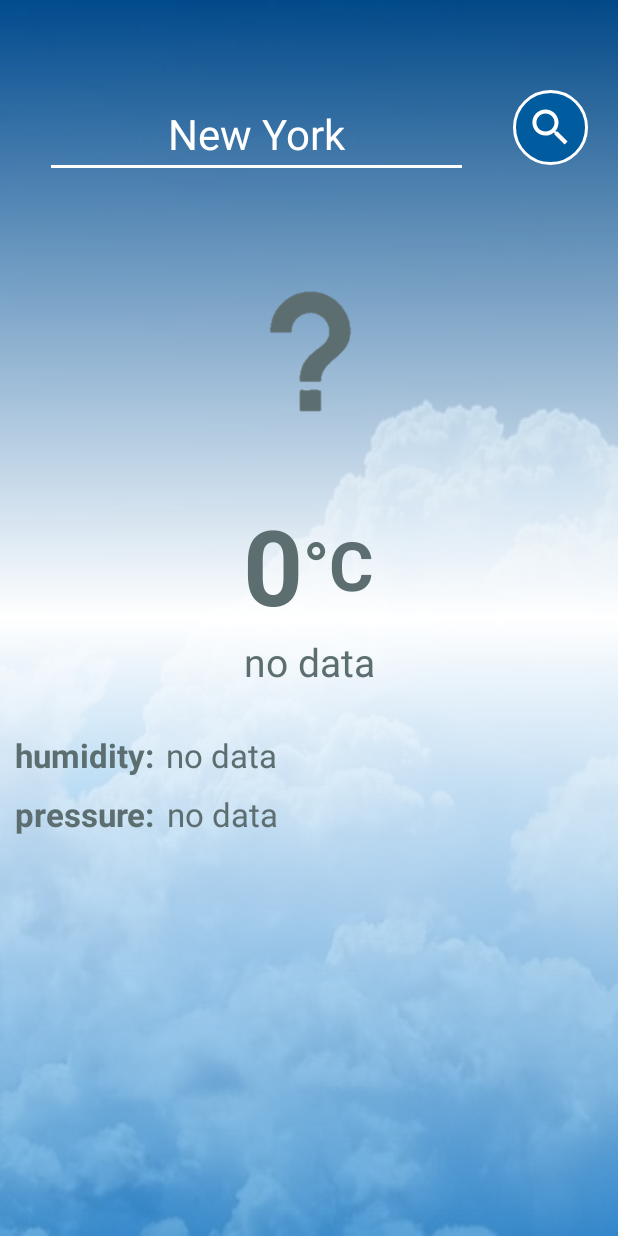
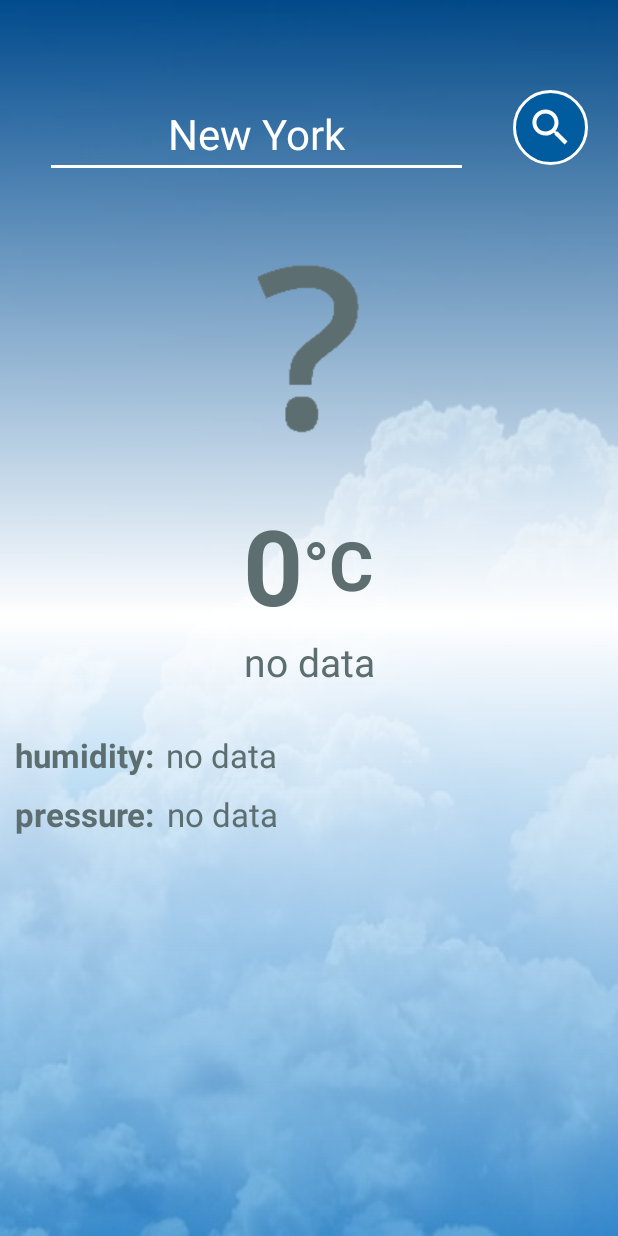
Before and after one commit to natalia-mus/SimpleWeatherApp, an Android app: the screen it shows after launch (MainActivity), on a phone screen of 412 x 824 dp. Run offline under Robolectric (Android 15) with nearby library versions, the phone set to English and light mode, and no system bars; pictures from the network do not load.

Commit message:
Code cleaning

```diff
--- a/app/src/main/java/com/example/simpleweatherapp/model/Forecast.kt
+++ b/app/src/main/java/com/example/simpleweatherapp/model/Forecast.kt
@@ -1,5 +1,4 @@
 package com.example.simpleweatherapp.model
-
 
 data class Forecast(
     val main: Main,
--- a/app/src/main/java/com/example/simpleweatherapp/model/Main.kt
+++ b/app/src/main/java/com/example/simpleweatherapp/model/Main.kt
@@ -1,5 +1,4 @@
 package com.example.simpleweatherapp.model
-
 
 import com.google.gson.annotations.SerializedName
 
--- a/app/src/main/java/com/example/simpleweatherapp/model/Weather.kt
+++ b/app/src/main/java/com/example/simpleweatherapp/model/Weather.kt
@@ -1,5 +1,4 @@
 package com.example.simpleweatherapp.model
-
 
 data class Weather(
     val description: String,
--- a/app/src/main/java/com/example/simpleweatherapp/model/api/APIService.kt
+++ b/app/src/main/java/com/example/simpleweatherapp/model/api/APIService.kt
@@ -3,21 +3,15 @@ package com.example.simpleweatherapp.model.api
 import com.example.simpleweatherapp.model.Forecast
 import retrofit2.Call
 import retrofit2.http.GET
-import retrofit2.http.Path
 import retrofit2.http.Query
 
 interface APIService {
 
-    /*@GET("weather?q=Barcelona&units=metric&appid=69135546828ada76b54fe3f6e48c5498")
-    fun getCurrentWeather(): Call<Forecast>*/
-
-    /*@GET("weather?q={city}")
-    fun getCurrentWeather(@Path("city") city: String): Call<Forecast>*/
-
     @GET("weather")
-    fun getCurrentWeather(@Query("q") city: String, @Query("units") units: String, @Query("appid") apiKey: String): Call<Forecast>
-
-    /*@GET("weather?q={city}&units=metric&appid=69135546828ada76b54fe3f6e48c5498")
-    fun getCurrentWeather(@Query("city") city: String): Call<Forecast>*/
+    fun getCurrentWeather(
+        @Query("q") city: String,
+        @Query("units") units: String,
+        @Query("appid") apiKey: String
+    ): Call<Forecast>
 
 }
--- a/app/src/main/java/com/example/simpleweatherapp/model/api/Repository.kt
+++ b/app/src/main/java/com/example/simpleweatherapp/model/api/Repository.kt
@@ -1,6 +1,5 @@
 package com.example.simpleweatherapp.model.api
 
-import android.util.Log
 import androidx.lifecycle.MutableLiveData
 import com.example.simpleweatherapp.model.Forecast
 import retrofit2.Call
@@ -10,43 +9,31 @@ import retrofit2.Retrofit
 import retrofit2.converter.gson.GsonConverterFactory
 
 
-
 class Repository {
 
     companion object {
+        const val BASE_URL = "https://api.openweathermap.org/data/2.5/"
         const val UNITS = "metric"
         const val API_KEY = "69135546828ada76b54fe3f6e48c5498"
     }
 
-    var instance: APIService? = null
-
     var forecast = MutableLiveData<Forecast>()
-
-    /*val CITY = "Austin"
-    val UNITS = "metric"
-    val API_KEY = "69135546828ada76b54fe3f6e48c5498"*/
 
     private var retrofit: Retrofit
     private var apiService: APIService
 
     init {
         retrofit = Retrofit.Builder()
-            //.baseUrl("https://api.openweathermap.org/data/2.5/weather?q=$CITY&units=metric&appid=$API_KEY")
-            .baseUrl("https://api.openweathermap.org/data/2.5/")
+            .baseUrl(BASE_URL)
             .addConverterFactory(GsonConverterFactory.create())
             .build()
 
         apiService = retrofit.create(APIService::class.java)
-
-
     }
 
     fun getDataFromAPI(city: String, callback: RepositoryCallback<Forecast>) {
-        //CITY = "$CITY&units=metric&appid=69135546828ada76b54fe3f6e48c5498"
-        //Log.e("city", CITY)
         apiService.getCurrentWeather(city, UNITS, API_KEY).enqueue(object : Callback<Forecast> {
             override fun onFailure(call: Call<Forecast>, t: Throwable) {
-                Log.e("ERROR", "ERROR")
                 callback.onError("error happened")
             }
 
--- a/app/src/main/java/com/example/simpleweatherapp/view/MainActivity.kt
+++ b/app/src/main/java/com/example/simpleweatherapp/view/MainActivity.kt
@@ -22,13 +22,20 @@ class MainActivity : AppCompatActivity() {
         viewModel = ViewModelProvider(this).get(MainActivityViewModel::class.java)
         viewModel.getData(editText_city.text.toString())
 
+        setListeners()
+        setObservers()
+    }
+
+    private fun setObservers() {
+        viewModel.forecast.observe(
+            this,
+            Observer { updateData(it) })
+    }
+
+    private fun setListeners() {
         button_search.setOnClickListener() {
             viewModel.getData(editText_city.text.toString())
         }
-
-        viewModel.forecast.observe(
-            this,
-            Observer { updateData(it) })
     }
 
     private fun updateData(forecast: Forecast) {
--- a/app/src/main/res/layout/activity_main.xml
+++ b/app/src/main/res/layout/activity_main.xml
@@ -36,19 +36,6 @@
             app:layout_constraintEnd_toStartOf="@+id/button_search"
             app:layout_constraintStart_toStartOf="parent"
             app:layout_constraintTop_toTopOf="parent" />
-
-        <!--<Button
-            android:id="@+id/button_search"
-            android:layout_width="50dp"
-            android:layout_height="50dp"
-            android:layout_margin="20dp"
-            android:layout_weight="0"
-            app:layout_constraintBottom_toBottomOf="parent"
-            app:layout_constraintEnd_toEndOf="parent"
-            app:layout_constraintStart_toEndOf="@+id/editText_city"
-            app:layout_constraintTop_toTopOf="parent"
-            android:background="@drawable/button_background"
-            android:foreground="@drawable/ic_baseline_search_24"/>!-->
 
         <ImageButton
             android:id="@+id/button_search"
@@ -199,7 +186,7 @@
             android:id="@+id/textView_pressure_unit"
             android:layout_width="wrap_content"
             android:layout_height="wrap_content"
-            android:layout_marginStart="5dp"
+            android:layout_marginStart="7dp"
             android:text="@string/pressure_unit"
             android:textColor="@color/dark_gray"
             android:textSize="22dp"
```
Also changed, not shown: app/src/main/res/drawable/no_data.png.
